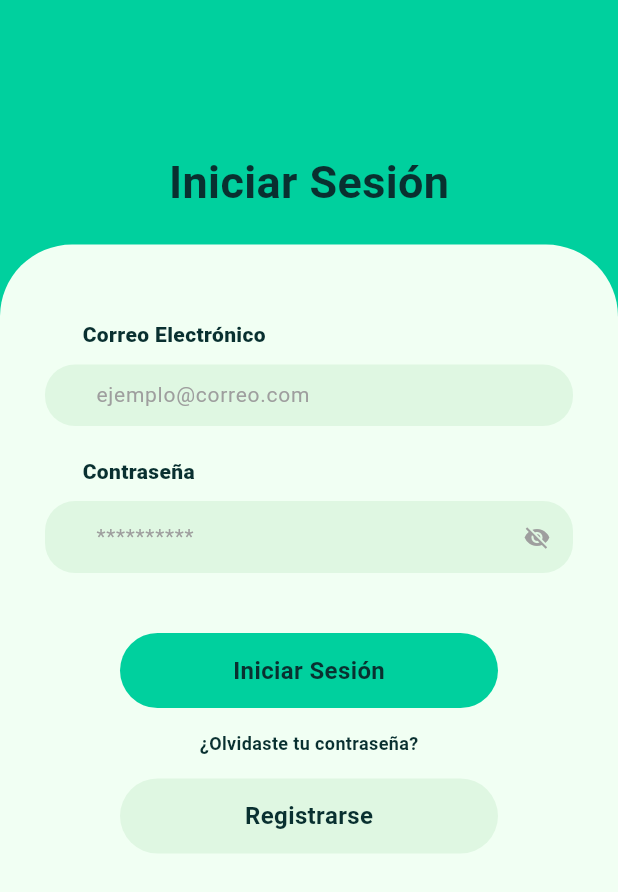
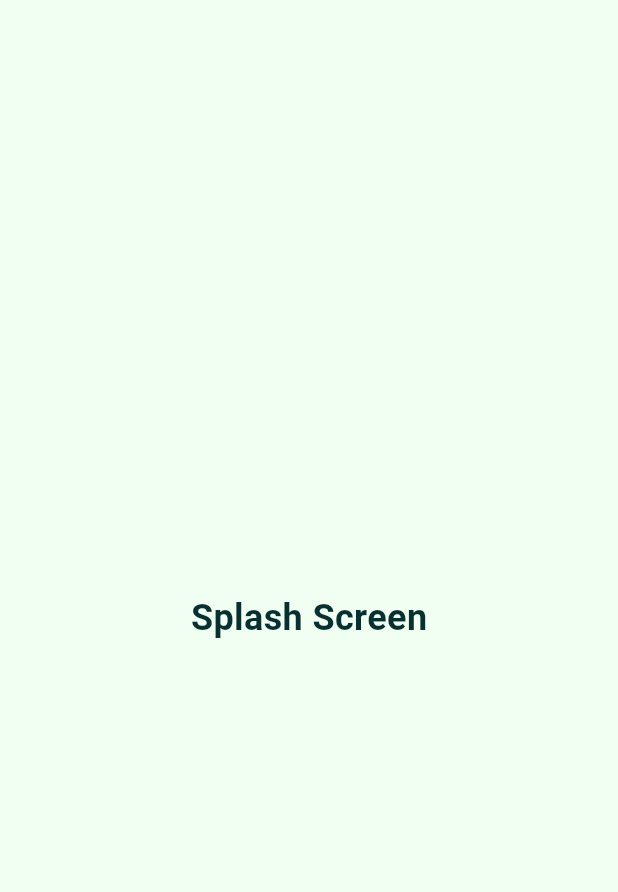
Before and after one commit to AxelRivera504/App-de-Control-de-Gastos-Personales, a Flutter app: the first screen one second after launch, on a phone screen of 412 x 824 dp. Shown: the top 892 px of the screen. Run offline on Flutter 3.47's test engine with Material 3 defaults, Android fonts, the light colour scheme and no system bars; our stand-ins replace flutter_secure_storage, go_router.

Commit message:
Agregando Actualizaciones
Agregando nueva ruta para splashcreen, corrigiendo validaciones para registro, añadiendo nuevo paquete flutter_secure_storage y agregando pantalla de splashscreen junto con su lógica.

```diff
--- a/app_control_gastos_personales/lib/config/router/app_router.dart
+++ b/app_control_gastos_personales/lib/config/router/app_router.dart
@@ -1,8 +1,19 @@
+import 'package:app_control_gastos_personales/presentation/screens/splash_screen.dart';
 import 'package:go_router/go_router.dart';
 import 'package:app_control_gastos_personales/presentation/screens/screens.dart';
 final appRouter = GoRouter(
-  initialLocation: '/login/0',
+  initialLocation: '/splash/0',
   routes: [
+
+    //Ruta SplashScreen
+     GoRoute(
+      path: '/splash/:page',
+      name: SplashScreen.name,
+      builder: (context, state) {
+        final pageIndex = state.pathParameters['page'] ?? '0';
+        return SplashScreen(pageIndex: int.parse(pageIndex));
+      }
+    ),
 
     //Ruta Login
     GoRoute(
--- a/app_control_gastos_personales/lib/main.dart
+++ b/app_control_gastos_personales/lib/main.dart
@@ -1,9 +1,10 @@
 import 'package:app_control_gastos_personales/config/router/app_router.dart';
 import 'package:app_control_gastos_personales/config/theme/app_theme.dart';
+import 'package:app_control_gastos_personales/controllers/session_controller.dart';
 import 'package:flutter/material.dart';
 import 'package:flutter/services.dart';
 
-void main() {
+void main() async {
    WidgetsFlutterBinding.ensureInitialized();
 
   //bloquear la orientación del dispositivo
@@ -11,6 +12,9 @@ void main() {
     DeviceOrientation.portraitUp,
     DeviceOrientation.portraitDown,
   ]);
+
+  await SessionController.instance.loadSession();
+
 
   runApp(const MainApp());
 }
--- a/app_control_gastos_personales/lib/presentation/screens/login_screen.dart
+++ b/app_control_gastos_personales/lib/presentation/screens/login_screen.dart
@@ -1,3 +1,4 @@
+import 'package:app_control_gastos_personales/controllers/session_controller.dart';
 import 'package:flutter/material.dart';
 import 'package:go_router/go_router.dart';
 import 'package:app_control_gastos_personales/views/base_view.dart';
@@ -41,6 +42,8 @@ class _LoginScreentate extends State<LoginScreen> {
   void _onLoginPressed() {
     if (_formKey.currentState!.validate()) {
       _showSnackBar("¡Validación exitosa! Usuario: ${txtUsuario.text}");
+      final session  = SessionController.instance;
+      session.setSession('123', '1321231231', DateTime.timestamp());
       context.goNamed(
         HomeScreen.name,
         pathParameters: {'page': '0'}
--- /dev/null
+++ b/app_control_gastos_personales/lib/presentation/screens/splash_screen.dart
@@ -0,0 +1,45 @@
+import 'dart:async';
+import 'package:app_control_gastos_personales/config/theme/app_theme.dart';
+import 'package:app_control_gastos_personales/controllers/session_controller.dart';
+import 'package:flutter/material.dart';
+import 'package:go_router/go_router.dart';
+
+class SplashScreen extends StatefulWidget {
+  static const name = 'splash-screen';
+  final int pageIndex;
+  const SplashScreen({super.key, required this.pageIndex});
+
+  @override
+  State<SplashScreen> createState() => _SplashScreenState();
+}
+
+class _SplashScreenState extends State<SplashScreen> {
+
+ @override
+void initState() {
+  super.initState();
+
+  Timer(const Duration(seconds: 2), () {
+    final session = SessionController.instance;
+
+    if (session.userId == null) {
+      context.go('/login/0'); // 👈 Redirige al LoginScreen
+    } else {
+      context.go('/home/0');  // 👈 Redirige al HomeScreen
+    }
+  });
+}
+
+
+  @override
+  Widget build(BuildContext context) {
+    return Scaffold(
+      backgroundColor: AppTheme.blancoPalido,
+      body: Center(
+        child: Center(
+          child: Text('Splash Screen', style: TextStyle(fontSize: 24, fontWeight: FontWeight.bold, color: AppTheme.verdeOscuro)),
+        ),
+      ),
+    );
+  }
+}
--- a/app_control_gastos_personales/pubspec.yaml
+++ b/app_control_gastos_personales/pubspec.yaml
@@ -9,6 +9,7 @@ environment:
 dependencies:
   flutter:
     sdk: flutter
+  flutter_secure_storage: ^9.0.0
   go_router: ^16.0.0
   shared_preferences: ^2.5.3
 
```
Also changed, not shown: app_control_gastos_personales/lib/controllers/session_controller.dart (added, +53 -0 lines), app_control_gastos_personales/lib/presentation/screens/home_screen.dart (+10 -1 lines), app_control_gastos_personales/lib/presentation/screens/signup_screen.dart (+35 -12 lines).
